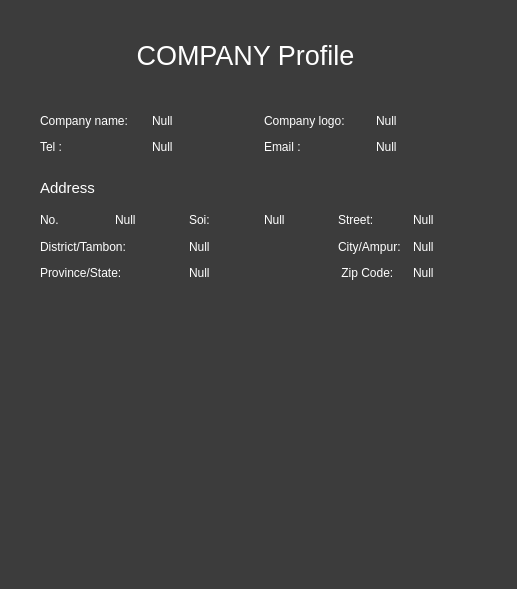
This is ui_form/Company_view_profile.ui in Sirawap/PathFinder-Project as Qt 5 draws it before an edit. The edited form follows.
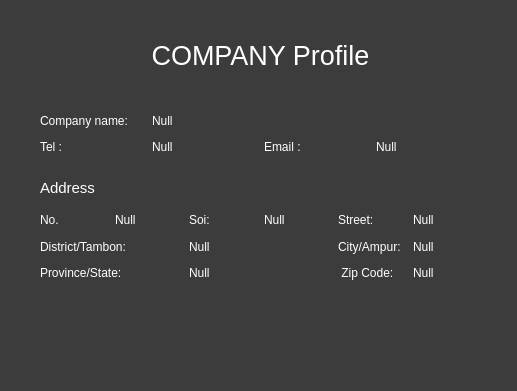
This is the edited form.

What changed in the file:
```diff
--- a/ui_form/Company_view_profile.ui
+++ b/ui_form/Company_view_profile.ui
@@ -7,7 +7,7 @@
     <x>0</x>
     <y>0</y>
     <width>517</width>
-    <height>589</height>
+    <height>391</height>
    </rect>
   </property>
   <property name="windowTitle">
@@ -23,9 +23,9 @@
   <widget class="QLabel" name="label">
    <property name="geometry">
     <rect>
-     <x>130</x>
+     <x>90</x>
      <y>20</y>
-     <width>231</width>
+     <width>341</width>
      <height>71</height>
     </rect>
    </property>
@@ -226,22 +226,7 @@
      </layout>
     </item>
     <item row="0" column="1">
-     <layout class="QHBoxLayout" name="horizontalLayout_9">
-      <item>
-       <widget class="QLabel" name="label_comp_logo">
-        <property name="text">
-         <string>Company logo:</string>
-        </property>
-       </widget>
-      </item>
-      <item>
-       <widget class="QLabel" name="label_6">
-        <property name="text">
-         <string>Null</string>
-        </property>
-       </widget>
-      </item>
-     </layout>
+     <layout class="QHBoxLayout" name="horizontalLayout_9"/>
     </item>
     <item row="1" column="0">
      <layout class="QHBoxLayout" name="horizontalLayout_10">
```
